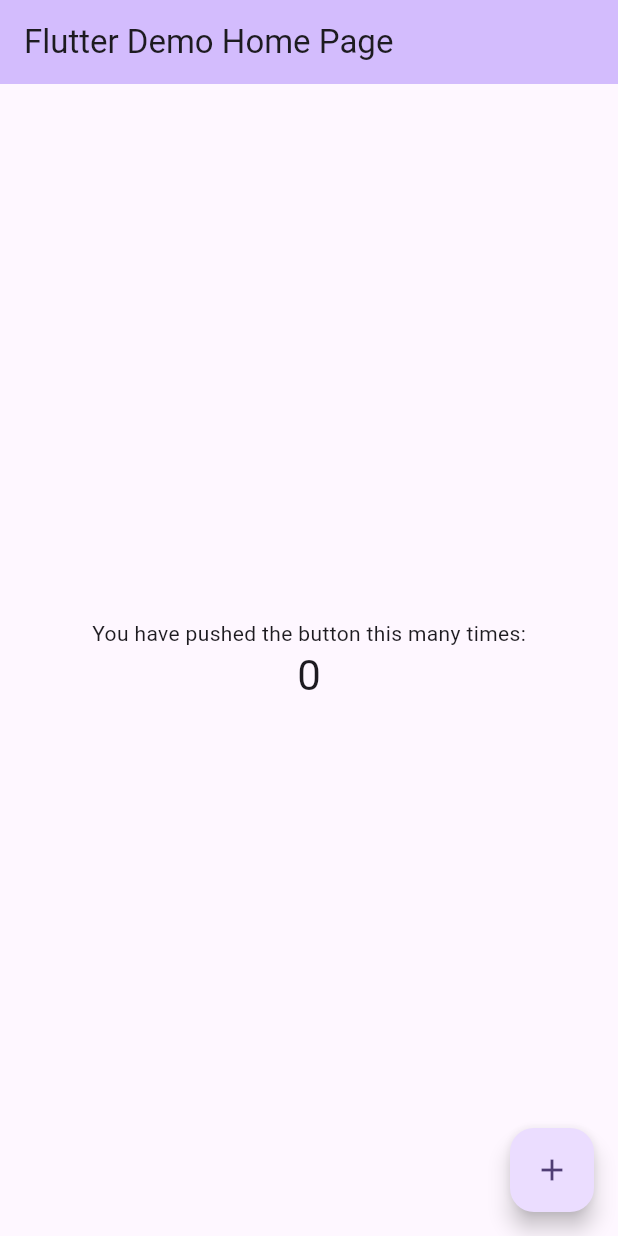
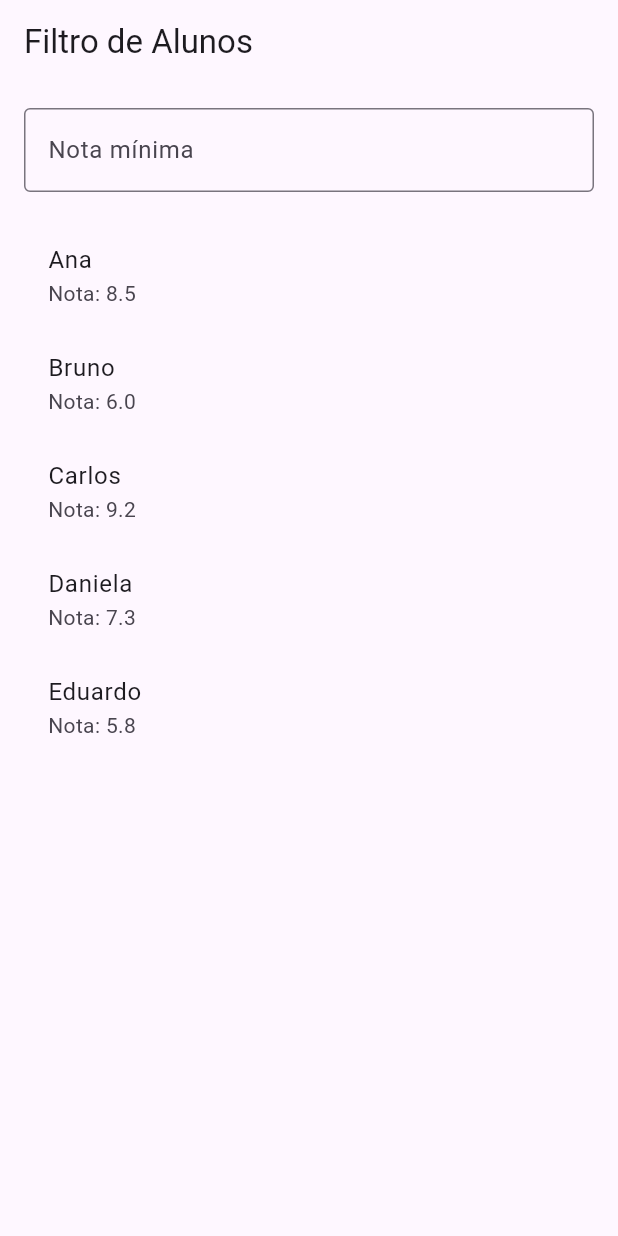
Before and after one commit to gustavofhaas/TrabalhosUTFPR, a Flutter app: the screen it shows after launch, on a phone screen of 412 x 824 dp. Run offline on Flutter 3.47's test engine with Material 3 defaults, Android fonts, the phone set to English and light mode, and no system bars.

Commit message:
Atualizando com as últimas mudanças

```diff
--- a/Flutter/exe001/meu_primeiro_app/lib/main.dart
+++ b/Flutter/exe001/meu_primeiro_app/lib/main.dart
@@ -4,118 +4,85 @@ void main() {
   runApp(const MyApp());
 }
 
+class Aluno {
+  final String nome;
+  final double nota;
+
+  Aluno(this.nome, this.nota);
+}
+
 class MyApp extends StatelessWidget {
   const MyApp({super.key});
-  // This widget is the root of your application.
+
   @override
   Widget build(BuildContext context) {
     return MaterialApp(
-      title: 'Flutter Demo',
-      theme: ThemeData(
-        // This is the theme of your application.
-        //
-        // TRY THIS: Try running your application with "flutter run". You'll see
-        // the application has a purple toolbar. Then, without quitting the app,
-        // try changing the seedColor in the colorScheme below to Colors.green
-        // and then invoke "hot reload" (save your changes or press the "hot
-        // reload" button in a Flutter-supported IDE, or press "r" if you used
-        // the command line to start the app).
-        //
-        // Notice that the counter didn't reset back to zero; the application
-        // state is not lost during the reload. To reset the state, use hot
-        // restart instead.
-        //
-        // This works for code too, not just values: Most code changes can be
-        // tested with just a hot reload.
-        colorScheme: ColorScheme.fromSeed(seedColor: Colors.deepPurple),
-      ),
-      home: const MyHomePage(title: 'Flutter Demo Home Page'),
+      title: 'Filtro de Alunos',
+      theme: ThemeData(primarySwatch: Colors.blue),
+      home: const FiltroAlunosPage(),
     );
   }
 }
 
-class MyHomePage extends StatefulWidget {
-  const MyHomePage({super.key, required this.title});
-
-  // This widget is the home page of your application. It is stateful, meaning
-  // that it has a State object (defined below) that contains fields that affect
-  // how it looks.
-
-  // This class is the configuration for the state. It holds the values (in this
-  // case the title) provided by the parent (in this case the App widget) and
-  // used by the build method of the State. Fields in a Widget subclass are
-  // always marked "final".
-
-  final String title;
+class FiltroAlunosPage extends StatefulWidget {
+  const FiltroAlunosPage({super.key});
 
   @override
-  State<MyHomePage> createState() => _MyHomePageState();
+  State<FiltroAlunosPage> createState() => _FiltroAlunosPageState();
 }
 
-class _MyHomePageState extends State<MyHomePage> {
-  int _counter = 0;
+class _FiltroAlunosPageState extends State<FiltroAlunosPage> {
+  final List<Aluno> alunos = [
+    Aluno("Ana", 8.5),
+    Aluno("Bruno", 6.0),
+    Aluno("Carlos", 9.2),
+    Aluno("Daniela", 7.3),
+    Aluno("Eduardo", 5.8),
+  ];
 
-  void _incrementCounter() {
-    setState(() {
-      // This call to setState tells the Flutter framework that something has
-      // changed in this State, which causes it to rerun the build method below
-      // so that the display can reflect the updated values. If we changed
-      // _counter without calling setState(), then the build method would not be
-      // called again, and so nothing would appear to happen.
-      _counter++;
-    });
-  }
+  double notaMinima = 0;
 
   @override
   Widget build(BuildContext context) {
-    // This method is rerun every time setState is called, for instance as done
-    // by the _incrementCounter method above.
-    //
-    // The Flutter framework has been optimized to make rerunning build methods
-    // fast, so that you can just rebuild anything that needs updating rather
-    // than having to individually change instances of widgets.
+    List<Aluno> filtrados =
+        alunos.where((aluno) => aluno.nota >= notaMinima).toList();
+
     return Scaffold(
       appBar: AppBar(
-        // TRY THIS: Try changing the color here to a specific color (to
-        // Colors.amber, perhaps?) and trigger a hot reload to see the AppBar
-        // change color while the other colors stay the same.
-        backgroundColor: Theme.of(context).colorScheme.inversePrimary,
-        // Here we take the value from the MyHomePage object that was created by
-        // the App.build method, and use it to set our appbar title.
-        title: Text(widget.title),
+        title: const Text("Filtro de Alunos"),
       ),
-      body: Center(
-        // Center is a layout widget. It takes a single child and positions it
-        // in the middle of the parent.
+      body: Padding(
+        padding: const EdgeInsets.all(16.0),
         child: Column(
-          // Column is also a layout widget. It takes a list of children and
-          // arranges them vertically. By default, it sizes itself to fit its
-          // children horizontally, and tries to be as tall as its parent.
-          //
-          // Column has various properties to control how it sizes itself and
-          // how it positions its children. Here we use mainAxisAlignment to
-          // center the children vertically; the main axis here is the vertical
-          // axis because Columns are vertical (the cross axis would be
-          // horizontal).
-          //
-          // TRY THIS: Invoke "debug painting" (choose the "Toggle Debug Paint"
-          // action in the IDE, or press "p" in the console), to see the
-          // wireframe for each widget.
-          mainAxisAlignment: MainAxisAlignment.center,
-          children: <Widget>[
-            const Text('You have pushed the button this many times:'),
-            Text(
-              '$_counter',
-              style: Theme.of(context).textTheme.headlineMedium,
+          children: [
+            TextField(
+              keyboardType: TextInputType.number,
+              decoration: const InputDecoration(
+                labelText: "Nota mínima",
+                border: OutlineInputBorder(),
+              ),
+              onChanged: (valor) {
+                setState(() {
+                  notaMinima = double.tryParse(valor) ?? 0;
+                });
+              },
+            ),
+            const SizedBox(height: 20),
+            Expanded(
+              child: ListView.builder(
+                itemCount: filtrados.length,
+                itemBuilder: (context, index) {
+                  final aluno = filtrados[index];
+                  return ListTile(
+                    title: Text(aluno.nome),
+                    subtitle: Text("Nota: ${aluno.nota}"),
+                  );
+                },
+              ),
             ),
           ],
         ),
       ),
-      floatingActionButton: FloatingActionButton(
-        onPressed: _incrementCounter,
-        tooltip: 'Increment',
-        child: const Icon(Icons.add),
-      ), // This trailing comma makes auto-formatting nicer for build methods.
     );
   }
 }
```
